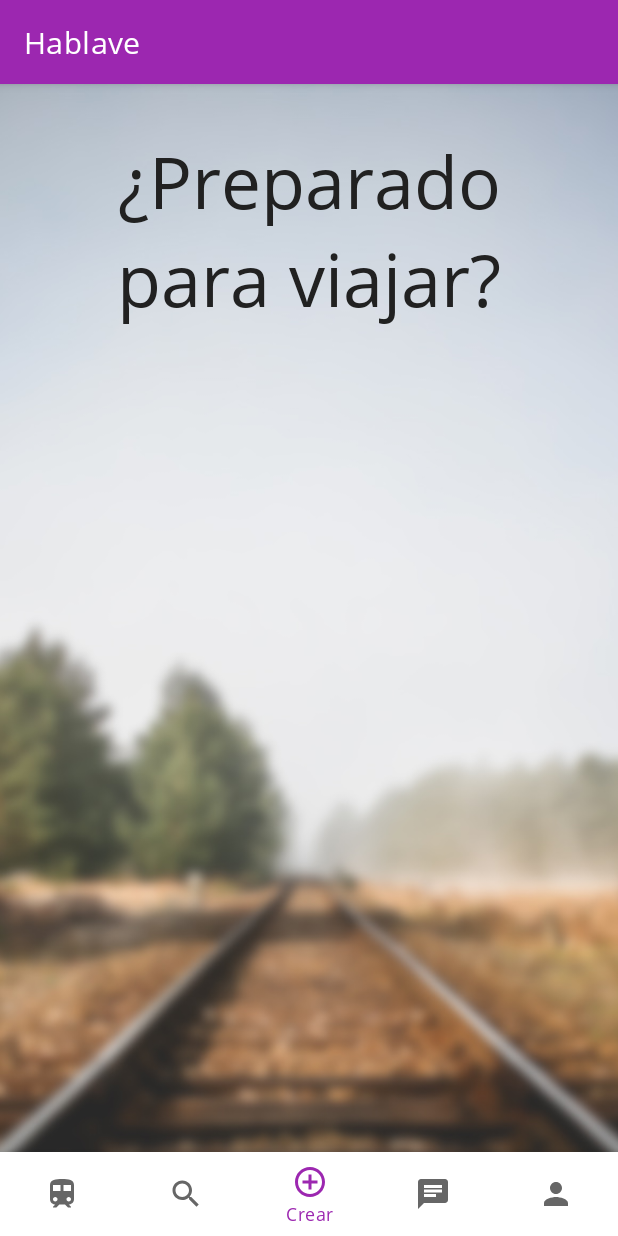
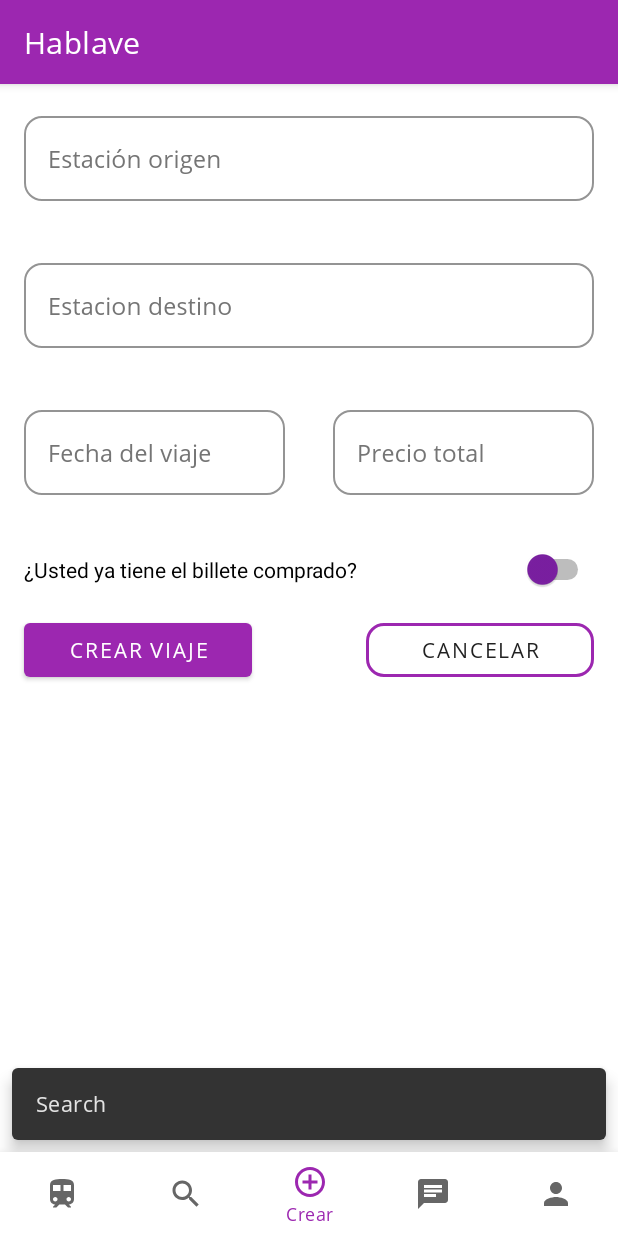
Before and after one commit to ElAdrixHD/hablave2.0, an Android app: the screen it shows after launch once a user with an empty profile is signed in (PrincipalActivity), item 3 of the bottom bar chosen, on a phone screen of 412 x 824 dp. Run offline under Robolectric (Android 15) with nearby library versions, the phone set to English and light mode, and no system bars; our stand-ins replace Firebase (no records; nobody signed in at launch, a user with empty details on screens opened directly).

Commit message:
Empezando el crear viaje

```diff
--- /dev/null
+++ b/app/src/main/java/es/adrianmmudarra/hablave/ui/create/CreateTripView.kt
@@ -0,0 +1,38 @@
+package es.adrianmmudarra.hablave.ui.create
+
+import android.os.Bundle
+import androidx.fragment.app.Fragment
+import android.view.LayoutInflater
+import android.view.View
+import android.view.ViewGroup
+import es.adrianmmudarra.hablave.R
+import java.util.*
+
+class CreateTripView : Fragment() {
+
+    override fun onCreate(savedInstanceState: Bundle?) {
+        super.onCreate(savedInstanceState)
+        retainInstance = true
+    }
+
+    override fun onCreateView(
+        inflater: LayoutInflater, container: ViewGroup?,
+        savedInstanceState: Bundle?
+    ): View? {
+        // Inflate the layout for this fragment
+        return inflater.inflate(R.layout.fragment_create_trip_view, container, false)
+    }
+
+    override fun onViewCreated(view: View, savedInstanceState: Bundle?) {
+        super.onViewCreated(view, savedInstanceState)
+    }
+
+    companion object {
+        const val TAG = "CreateTripView"
+        @JvmStatic
+        fun newInstance(bundle: Bundle?) =
+            CreateTripView().apply {
+                arguments = bundle
+            }
+    }
+}
--- a/app/src/main/java/es/adrianmmudarra/hablave/ui/principal/PrincipalActivity.kt
+++ b/app/src/main/java/es/adrianmmudarra/hablave/ui/principal/PrincipalActivity.kt
@@ -11,6 +11,7 @@ import androidx.fragment.app.FragmentManager
 import com.google.android.material.internal.DescendantOffsetUtils
 import com.google.android.material.snackbar.Snackbar
 import es.adrianmmudarra.hablave.R
+import es.adrianmmudarra.hablave.ui.create.CreateTripView
 import es.adrianmmudarra.hablave.ui.login.LoginActivity
 import es.adrianmmudarra.hablave.ui.profile.ProfileDataContract
 import es.adrianmmudarra.hablave.ui.profile.ProfileDataView
@@ -25,6 +26,7 @@ class PrincipalActivity : AppCompatActivity(), PrincipalView.OnPrincipalViewInte
 
     private var principalView: PrincipalView? = null
     private var profileView: ProfileView? = null
+    private var createTripView: CreateTripView? = null
 
     private var doubleBack = false
 
@@ -70,7 +72,15 @@ class PrincipalActivity : AppCompatActivity(), PrincipalView.OnPrincipalViewInte
     }
 
     private fun showCreate() {
-        Snackbar.make(mainCoordinator, "Create", Snackbar.LENGTH_SHORT).show()
+        createTripView = supportFragmentManager.findFragmentByTag(CreateTripView.TAG) as CreateTripView?
+        if (createTripView == null){
+            createTripView = CreateTripView.newInstance(null)
+        }
+        supportFragmentManager
+            .beginTransaction()
+            .replace(R.id.contenido, createTripView!!, CreateTripView.TAG)
+            .addToBackStack(null)
+            .commit()
     }
 
     private fun showSearch() {
--- /dev/null
+++ b/app/src/main/res/layout/fragment_create_trip_view.xml
@@ -0,0 +1,130 @@
+<?xml version="1.0" encoding="utf-8"?>
+<LinearLayout xmlns:android="http://schemas.android.com/apk/res/android"
+    xmlns:tools="http://schemas.android.com/tools"
+    android:layout_width="match_parent"
+    android:layout_height="match_parent"
+    xmlns:app="http://schemas.android.com/apk/res-auto"
+    android:orientation="vertical"
+    tools:context=".ui.create.CreateTripView">
+
+    <com.google.android.material.textfield.TextInputLayout
+        android:id="@+id/tilCreateTripStationOrigin"
+        style="@style/TextInputLayoutCustom"
+        android:layout_width="match_parent"
+        android:layout_height="wrap_content"
+        android:layout_marginHorizontal="@dimen/margin_16dp"
+        android:layout_marginTop="@dimen/margin_16dp"
+        app:errorEnabled="true">
+
+        <com.google.android.material.textfield.TextInputEditText
+            android:id="@+id/tiledCreateTripStationOrigin"
+            android:layout_width="match_parent"
+            android:layout_height="wrap_content"
+            android:hint="@string/estacion_origen" />
+    </com.google.android.material.textfield.TextInputLayout>
+
+    <com.google.android.material.textfield.TextInputLayout
+        android:id="@+id/tilCreateTripStationDest"
+        style="@style/TextInputLayoutCustom"
+        android:layout_width="match_parent"
+        android:layout_height="wrap_content"
+        android:layout_marginHorizontal="@dimen/margin_16dp"
+        android:layout_marginTop="@dimen/margin_16dp"
+        app:errorEnabled="true">
+
+        <com.google.android.material.textfield.TextInputEditText
+            android:id="@+id/tiledCreateTripStationDest"
+            android:layout_width="match_parent"
+            android:layout_height="wrap_content"
+            android:hint="@string/estacion_destino" />
+    </com.google.android.material.textfield.TextInputLayout>
+
+    <LinearLayout
+        android:layout_width="match_parent"
+        android:layout_height="wrap_content"
+        android:orientation="horizontal"
+        android:baselineAligned="false">
+
+        <com.google.android.material.textfield.TextInputLayout
+            android:id="@+id/tilCreateTripDate"
+            style="@style/TextInputLayoutCustom"
+            android:layout_width="0dp"
+            android:layout_height="wrap_content"
+            android:layout_marginHorizontal="@dimen/margin_16dp"
+            android:layout_marginTop="@dimen/margin_16dp"
+            app:errorEnabled="true"
+            android:layout_weight="1">
+
+            <com.google.android.material.textfield.TextInputEditText
+                android:id="@+id/tiledCreateTripDate"
+                android:layout_width="match_parent"
+                android:layout_height="wrap_content"
+                android:hint="@string/fecha_viaje" />
+        </com.google.android.material.textfield.TextInputLayout>
+
+        <com.google.android.material.textfield.TextInputLayout
+            android:id="@+id/tilCreateTripPrice"
+            style="@style/TextInputLayoutCustom"
+            android:layout_width="0dp"
+            android:layout_height="wrap_content"
+            android:layout_marginHorizontal="@dimen/margin_16dp"
+            android:layout_marginTop="@dimen/margin_16dp"
+            app:errorEnabled="true"
+            android:layout_weight="1">
+
+            <com.google.android.material.textfield.TextInputEditText
+                android:id="@+id/tiledCreateTripPrice"
+                android:layout_width="match_parent"
+                android:layout_height="wrap_content"
+                android:hint="@string/precio" />
+        </com.google.android.material.textfield.TextInputLayout>
+    </LinearLayout>
+
+    <Switch
+        android:id="@+id/swCreateTripTicket"
+        android:layout_width="match_parent"
+        android:layout_height="wrap_content"
+        android:layout_marginHorizontal="@dimen/margin_16dp"
+        android:layout_marginTop="@dimen/margin_16dp"
+        android:checked="false"
+        android:text="@string/usted_ya_tiene_el_billete_comprado"
+        android:thumbTint="@color/primary_dark"
+        android:trackTint="#000000" />
+
+
+    <LinearLayout
+        android:layout_width="match_parent"
+        android:layout_height="wrap_content"
+        android:orientation="horizontal"
+        android:visibility="visible">
+
+        <Button
+            android:id="@+id/btnCreateTripCreate"
+            android:layout_width="0dp"
+            android:layout_height="wrap_content"
+            android:layout_marginStart="@dimen/margin_16dp"
+            android:layout_marginTop="@dimen/margin_16dp"
+            android:layout_weight="1"
+            android:text="@string/crear_viaje" />
+
+        <ProgressBar
+            android:id="@+id/progressBarCreateTrip"
+            style="?android:attr/progressBarStyle"
+            android:layout_width="0dp"
+            android:layout_height="match_parent"
+            android:layout_weight="0.5"
+            android:layout_marginTop="@dimen/margin_16dp"
+            android:indeterminate="true"
+            android:visibility="invisible" />
+
+        <Button
+            android:id="@+id/btnCreateTripCancel"
+            style="@style/ButtonOutlined"
+            android:layout_width="0dp"
+            android:layout_height="wrap_content"
+            android:layout_marginTop="@dimen/margin_16dp"
+            android:layout_marginEnd="@dimen/margin_16dp"
+            android:layout_weight="1"
+            android:text="@string/cancelar" />
+    </LinearLayout>
+</LinearLayout>
--- a/app/src/main/res/layout/fragment_profile_data_view.xml
+++ b/app/src/main/res/layout/fragment_profile_data_view.xml
@@ -85,7 +85,7 @@
 
         <Button
             android:id="@+id/btnProfileSaveData"
-            android:layout_width="wrap_content"
+            android:layout_width="0dp"
             android:layout_height="wrap_content"
             android:layout_weight="2"
             android:layout_marginStart="@dimen/margin_16dp"
@@ -97,9 +97,9 @@
         <ProgressBar
             android:id="@+id/progressBarProfile"
             style="?android:attr/progressBarStyle"
-            android:layout_width="wrap_content"
+            android:layout_width="0dp"
             android:layout_height="match_parent"
-            android:layout_weight="0"
+            android:layout_weight="0.5"
             android:indeterminate="true"
             android:indeterminateTint="@color/primary_dark"
             tools:visibility="invisible" />
@@ -107,12 +107,12 @@
         <Button
             android:id="@+id/btnLogOut"
             style="@style/ButtonOutlinedDanger"
-            android:layout_width="wrap_content"
+            android:layout_width="0dp"
             android:layout_height="wrap_content"
             android:layout_marginVertical="@dimen/margin_16dp"
             android:layout_marginStart="@dimen/margin_8dp"
             android:layout_marginEnd="@dimen/margin_16dp"
-            android:layout_weight="1"
+            android:layout_weight="2"
             android:text="@string/cerrar_sesion" />
     </LinearLayout>
 </LinearLayout>
--- a/app/src/main/res/values/strings.xml
+++ b/app/src/main/res/values/strings.xml
@@ -50,4 +50,10 @@
     <string name="guardar">Guardar</string>
     <string name="cerrar_sesion">Cerrar Sesión</string>
     <string name="profile_updated">Se ha actualizado el perfil</string>
+    <string name="estacion_origen">Estación origen</string>
+    <string name="estacion_destino">Estacion destino</string>
+    <string name="fecha_viaje">Fecha del viaje</string>
+    <string name="precio">Precio total</string>
+    <string name="usted_ya_tiene_el_billete_comprado">¿Usted ya tiene el billete comprado?</string>
+    <string name="crear_viaje">Crear viaje</string>
 </resources>
```
